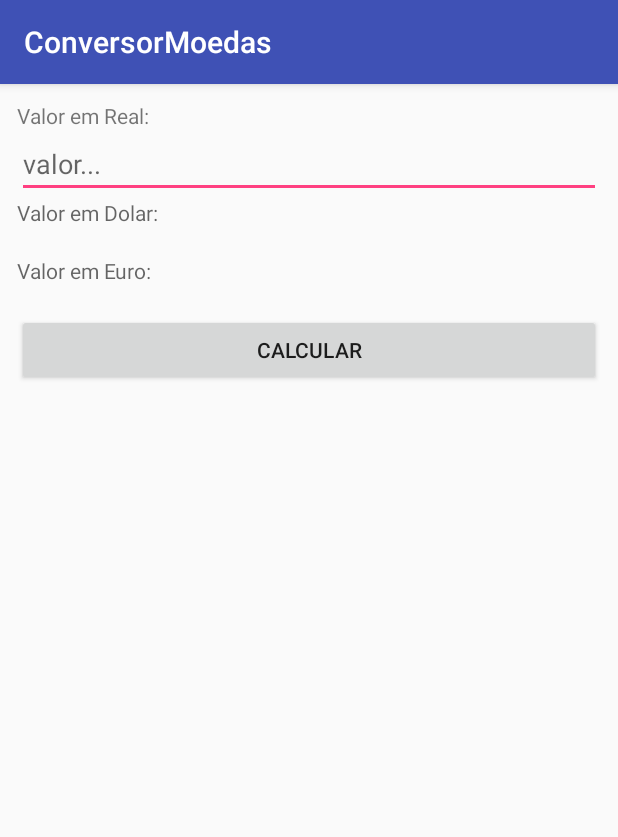
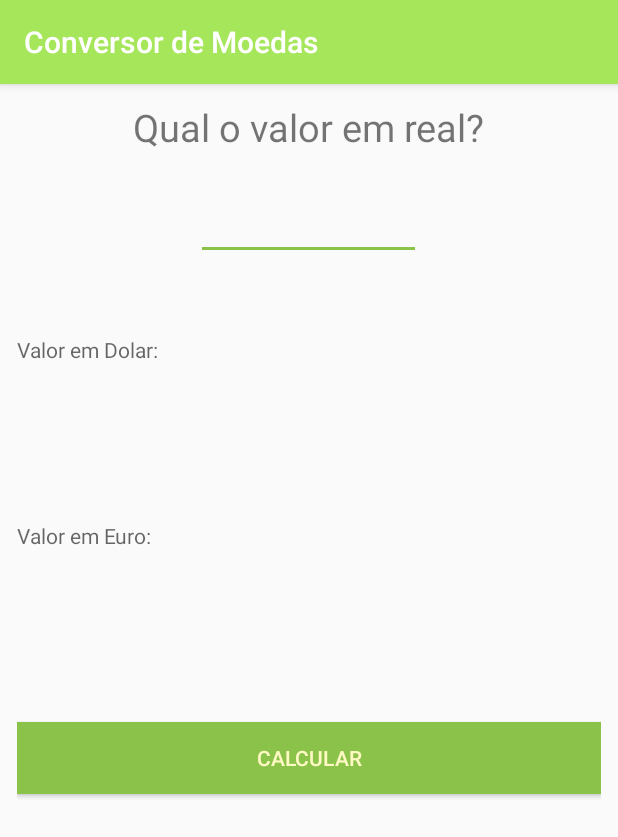
Before and after one commit to lucassenarj/Conversor-de-Moedas, an Android app: the screen it shows after launch (MainActivity), on a phone screen of 412 x 824 dp. Shown: the top 837 px of the screen. Run offline under Robolectric (Android 15) with nearby library versions, the phone set to English and light mode, and no system bars.

Commit message:
Ajustes layout
Ajustes de cores. espaçamento e diagramaçâo dos itens.

```diff
--- a/app/src/main/res/layout/activity_main.xml
+++ b/app/src/main/res/layout/activity_main.xml
@@ -2,50 +2,69 @@
 <LinearLayout xmlns:android="http://schemas.android.com/apk/res/android"
     xmlns:app="http://schemas.android.com/apk/res-auto"
     xmlns:tools="http://schemas.android.com/tools"
-    android:orientation="vertical"
     android:layout_width="match_parent"
     android:layout_height="match_parent"
-    android:paddingTop="5pt"
+    android:orientation="vertical"
     android:paddingBottom="5pt"
     android:paddingLeft="5pt"
     android:paddingRight="5pt"
+    android:paddingTop="5pt"
     tools:context="com.lucassena.conversormoedas.MainActivity">
 
     <TextView
-        android:layout_width="match_parent"
+        android:layout_width="wrap_content"
         android:layout_height="wrap_content"
-        android:text="@string/valor_em_real" />
+        android:layout_gravity="center"
+        android:text="@string/valor_em_real"
+        android:textSize="25sp" />
 
     <EditText
         android:id="@+id/edit_value"
-        android:layout_width="match_parent"
+        android:layout_width="150dp"
         android:layout_height="wrap_content"
-        android:hint="@string/valor"/>
+        android:layout_gravity="center"
+        android:layout_marginTop="10dp"
+        android:inputType="numberSigned"
+        android:paddingTop="10dp"
+        android:textAlignment="center"
+        android:textSize="30sp" />
 
     <TextView
-        android:layout_width="match_parent"
+        android:layout_width="wrap_content"
         android:layout_height="wrap_content"
-        android:hint="@string/valor_em_dolar"/>
+        android:layout_marginTop="50dp"
+        android:hint="@string/valor_em_dolar" />
 
     <TextView
         android:id="@+id/text_dolar"
-        android:layout_width="match_parent"
-        android:layout_height="wrap_content"/>
+        android:layout_width="wrap_content"
+        android:layout_height="wrap_content"
+        android:padding="10dp"
+        android:textColor="@color/colorAccent"
+        android:textSize="25sp" />
 
     <TextView
-        android:layout_width="match_parent"
+        android:layout_width="wrap_content"
         android:layout_height="wrap_content"
-        android:hint="@string/valor_em_euro"/>
+        android:layout_marginTop="50dp"
+        android:hint="@string/valor_em_euro" />
 
     <TextView
         android:id="@+id/text_euro"
-        android:layout_width="match_parent"
-        android:layout_height="wrap_content"/>
+        android:layout_width="wrap_content"
+        android:layout_height="wrap_content"
+        android:padding="10dp"
+        android:textColor="@color/colorAccent"
+        android:textSize="25sp" />
+
 
     <Button
         android:id="@+id/button_calculate"
         android:layout_width="match_parent"
         android:layout_height="wrap_content"
-        android:text="@string/calcular"/>
+        android:layout_marginTop="60dp"
+        android:background="@color/colorAccent"
+        android:text="@string/calcular"
+        android:textColor="@color/colorLight" />
 
 </LinearLayout>
--- a/app/src/main/res/values/colors.xml
+++ b/app/src/main/res/values/colors.xml
@@ -1,6 +1,7 @@
 <?xml version="1.0" encoding="utf-8"?>
 <resources>
-    <color name="colorPrimary">#3F51B5</color>
-    <color name="colorPrimaryDark">#303F9F</color>
-    <color name="colorAccent">#FF4081</color>
+    <color name="colorPrimary">#a6e65b</color>
+    <color name="colorPrimaryDark">#85bc47</color>
+    <color name="colorAccent">#8bc34a</color>
+    <color name="colorLight">#FFF9C4</color>
 </resources>
--- a/app/src/main/res/values/strings.xml
+++ b/app/src/main/res/values/strings.xml
@@ -1,6 +1,6 @@
 <resources>
-    <string name="app_name">ConversorMoedas</string>
-    <string name="valor_em_real">Valor em Real:</string>
+    <string name="app_name">Conversor de Moedas</string>
+    <string name="valor_em_real">Qual o valor em real?</string>
     <string name="valor_em_dolar">Valor em Dolar:</string>
     <string name="valor_em_euro">Valor em Euro:</string>
     <string name="calcular">Calcular</string>
--- a/build.gradle
+++ b/build.gradle
@@ -5,7 +5,7 @@ buildscript {
         jcenter()
     }
     dependencies {
-        classpath 'com.android.tools.build:gradle:2.3.3'
+        classpath 'com.android.tools.build:gradle:2.3.2'
 
         // NOTE: Do not place your application dependencies here; they belong
         // in the individual module build.gradle files
```
